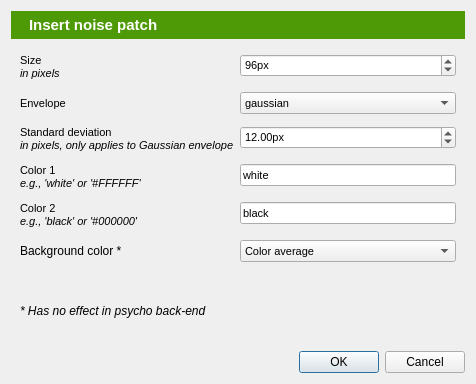
Before: the Qt Designer form resources/ui/noise_patch_dialog.ui in open-cogsci/OpenSesame, drawn with Qt 5.
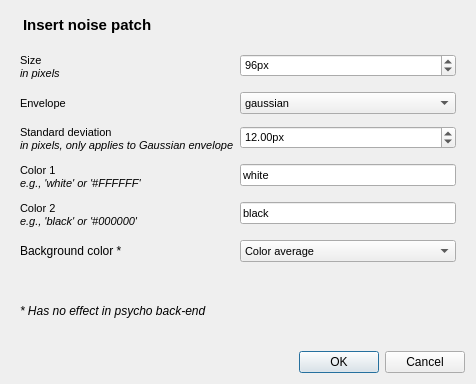
After: the same form once the commit is applied. Icons and pictures are not drawn.

Patch:
```diff
--- a/resources/ui/noise_patch_dialog.ui
+++ b/resources/ui/noise_patch_dialog.ui
@@ -22,11 +22,10 @@
        <verstretch>0</verstretch>
       </sizepolicy>
      </property>
-     <property name="styleSheet">
-      <string notr="true">background-color: #4e9a06;
-color: rgb(255, 255, 255);</string>
-     </property>
      <layout class="QHBoxLayout" name="horizontalLayout">
+      <property name="spacing">
+       <number>0</number>
+      </property>
       <property name="margin">
        <number>5</number>
       </property>
```
Left out of the diff: 2 changed lines with no effect on the pictures.
